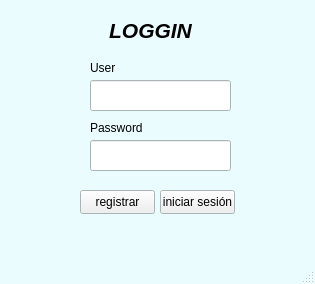
This is gestor_apps/interfaz_1/loggin.ui in AgustinDelgadoEstevez04/Repositorio_Dam_Tarde_Aerolaser as Qt 5 draws it before an edit. The edited form follows.
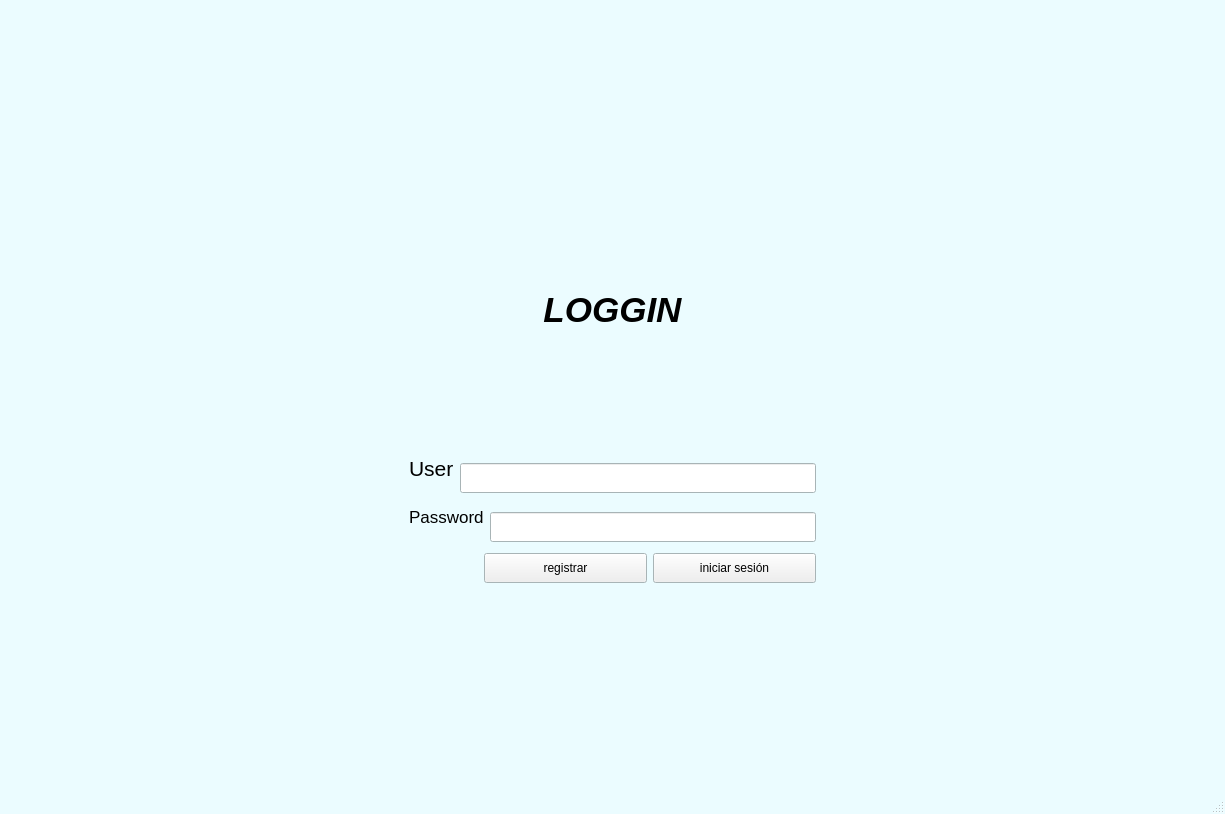
This is the edited form. Icons and pictures are not drawn.

Commit message: ajuste de interfaz

What changed in the file:
```diff
--- a/gestor_apps/interfaz_1/loggin.ui
+++ b/gestor_apps/interfaz_1/loggin.ui
@@ -6,8 +6,8 @@
    <rect>
     <x>0</x>
     <y>0</y>
-    <width>315</width>
-    <height>284</height>
+    <width>1225</width>
+    <height>814</height>
    </rect>
   </property>
   <property name="palette">
@@ -93,66 +93,115 @@
    <iconset theme="QIcon::ThemeIcon::UserAvailable"/>
   </property>
   <widget class="QWidget" name="centralwidget">
-   <widget class="QPushButton" name="iniciar">
-    <property name="geometry">
-     <rect>
-      <x>160</x>
-      <y>190</y>
+   <layout class="QGridLayout" name="gridLayout_2">
+    <item row="0" column="0">
+     <layout class="QGridLayout" name="gridLayout">
+      <property name="leftMargin">
+       <number>400</number>
+      </property>
+      <property name="topMargin">
+       <number>200</number>
+      </property>
+      <property name="rightMargin">
+       <number>400</number>
+      </property>
+      <property name="bottomMargin">
+       <number>200</number>
+      </property>
+      <item row="1" column="0">
+       <spacer name="verticalSpacer_2">
+        <property name="orientation">
+         <enum>Qt::Orientation::Vertical</enum>
+        </property>
+        <property name="sizeType">
+         <enum>QSizePolicy::Policy::Minimum</enum>
+        </property>
+        <property name="sizeHint" stdset="0">
+         <size>
+          <width>20</width>
+          <height>40</height>
+         </size>
+        </property>
+       </spacer>
+      </item>
+      <item row="4" column="0">
+       <layout class="QHBoxLayout" name="horizontalLayout">
+        <item>
+         <spacer name="horizontalSpacer">
+          <property name="orientation">
+           <enum>Qt::Orientation::Horizontal</enum>
+          </property>
+          <property name="sizeType">
+           <enum>QSizePolicy::Policy::Fixed</enum>
+          </property>
+          <property name="sizeHint" stdset="0">
+           <size>
       <width>75</width>
-      <height>24</height>
-     </rect>
-    </property>
-    <property name="text">
-     <string>iniciar sesión</string>
-    </property>
-   </widget>
+            <height>20</height>
+           </size>
+          </property>
+         </spacer>
+        </item>
+        <item>
    <widget class="QPushButton" name="registrar">
-    <property name="geometry">
-     <rect>
-      <x>80</x>
-      <y>190</y>
-      <width>75</width>
-      <height>24</height>
-     </rect>
+          <property name="minimumSize">
+           <size>
+            <width>30</width>
+            <height>30</height>
+           </size>
     </property>
     <property name="text">
      <string>registrar</string>
     </property>
    </widget>
-   <widget class="QLineEdit" name="usuario">
-    <property name="geometry">
-     <rect>
-      <x>90</x>
-      <y>80</y>
-      <width>141</width>
-      <height>31</height>
-     </rect>
-    </property>
-   </widget>
-   <widget class="QLineEdit" name="contrasena">
-    <property name="geometry">
-     <rect>
-      <x>90</x>
-      <y>140</y>
-      <width>141</width>
-      <height>31</height>
-     </rect>
-    </property>
-    <property name="text">
-     <string/>
-    </property>
-    <property name="echoMode">
-     <enum>QLineEdit::EchoMode::Password</enum>
-    </property>
-   </widget>
+        </item>
+        <item>
+         <widget class="QPushButton" name="iniciar">
+          <property name="minimumSize">
+           <size>
+            <width>0</width>
+            <height>30</height>
+           </size>
+          </property>
+          <property name="text">
+           <string>iniciar sesión</string>
+          </property>
+         </widget>
+        </item>
+       </layout>
+      </item>
+      <item row="2" column="0">
+       <layout class="QHBoxLayout" name="horizontalLayout_3" stretch="0,0">
+        <property name="sizeConstraint">
+         <enum>QLayout::SizeConstraint::SetDefaultConstraint</enum>
+        </property>
+        <item>
+         <layout class="QVBoxLayout" name="verticalLayout_3">
+          <item>
+           <widget class="QLabel" name="label">
+            <property name="sizeIncrement">
+             <size>
+              <width>0</width>
+              <height>0</height>
+             </size>
+            </property>
+            <property name="font">
+             <font>
+              <pointsize>16</pointsize>
+             </font>
+            </property>
+            <property name="text">
+             <string>User</string>
+            </property>
+           </widget>
+          </item>
+          <item>
    <widget class="QLabel" name="imagen">
-    <property name="geometry">
-     <rect>
-      <x>40</x>
-      <y>80</y>
-      <width>41</width>
-      <height>31</height>
-     </rect>
+            <property name="maximumSize">
+             <size>
+              <width>70</width>
+              <height>70</height>
+             </size>
     </property>
     <property name="text">
      <string/>
@@ -164,14 +213,53 @@
      <bool>true</bool>
     </property>
    </widget>
+          </item>
+         </layout>
+        </item>
+        <item>
+         <widget class="QLineEdit" name="usuario">
+          <property name="sizePolicy">
+           <sizepolicy hsizetype="MinimumExpanding" vsizetype="Fixed">
+            <horstretch>0</horstretch>
+            <verstretch>0</verstretch>
+           </sizepolicy>
+          </property>
+          <property name="minimumSize">
+           <size>
+            <width>0</width>
+            <height>30</height>
+           </size>
+          </property>
+         </widget>
+        </item>
+       </layout>
+      </item>
+      <item row="3" column="0">
+       <layout class="QHBoxLayout" name="horizontalLayout_2">
+        <item>
+         <layout class="QVBoxLayout" name="verticalLayout">
+          <item>
+           <widget class="QLabel" name="label_2">
+            <property name="font">
+             <font>
+              <pointsize>13</pointsize>
+             </font>
+            </property>
+            <property name="text">
+             <string>Password</string>
+            </property>
+           </widget>
+          </item>
+          <item>
    <widget class="QLabel" name="imagen1">
-    <property name="geometry">
-     <rect>
-      <x>40</x>
-      <y>140</y>
-      <width>41</width>
-      <height>31</height>
-     </rect>
+            <property name="enabled">
+             <bool>true</bool>
+            </property>
+            <property name="maximumSize">
+             <size>
+              <width>70</width>
+              <height>70</height>
+             </size>
     </property>
     <property name="font">
      <font>
@@ -198,19 +286,33 @@
      <bool>false</bool>
     </property>
    </widget>
+          </item>
+         </layout>
+        </item>
+        <item>
+         <widget class="QLineEdit" name="contrasena">
+          <property name="minimumSize">
+           <size>
+            <width>50</width>
+            <height>30</height>
+           </size>
+          </property>
+          <property name="text">
+           <string/>
+          </property>
+          <property name="echoMode">
+           <enum>QLineEdit::EchoMode::Password</enum>
+          </property>
+         </widget>
+        </item>
+       </layout>
+      </item>
+      <item row="0" column="0">
    <widget class="QLabel" name="titulo">
-    <property name="geometry">
-     <rect>
-      <x>90</x>
-      <y>10</y>
-      <width>121</width>
-      <height>41</height>
-     </rect>
-    </property>
     <property name="font">
      <font>
       <family>Segoe UI</family>
-      <pointsize>16</pointsize>
+          <pointsize>26</pointsize>
       <italic>true</italic>
       <bold>true</bold>
       <underline>false</underline>
@@ -226,32 +328,10 @@
      <set>Qt::AlignmentFlag::AlignCenter</set>
     </property>
    </widget>
-   <widget class="QLabel" name="label">
-    <property name="geometry">
-     <rect>
-      <x>90</x>
-      <y>60</y>
-      <width>49</width>
-      <height>16</height>
-     </rect>
-    </property>
-    <property name="text">
-     <string>User</string>
-    </property>
-   </widget>
-   <widget class="QLabel" name="label_2">
-    <property name="geometry">
-     <rect>
-      <x>90</x>
-      <y>120</y>
-      <width>71</width>
-      <height>16</height>
-     </rect>
-    </property>
-    <property name="text">
-     <string>Password</string>
-    </property>
-   </widget>
+      </item>
+     </layout>
+    </item>
+   </layout>
   </widget>
   <widget class="QMenuBar" name="menubar">
    <property name="geometry">
```
Left out of the diff: 2 changed lines with no effect on the pictures. Lines whose indentation alone changed are shown as unchanged. The commit also changes 6 other files.
